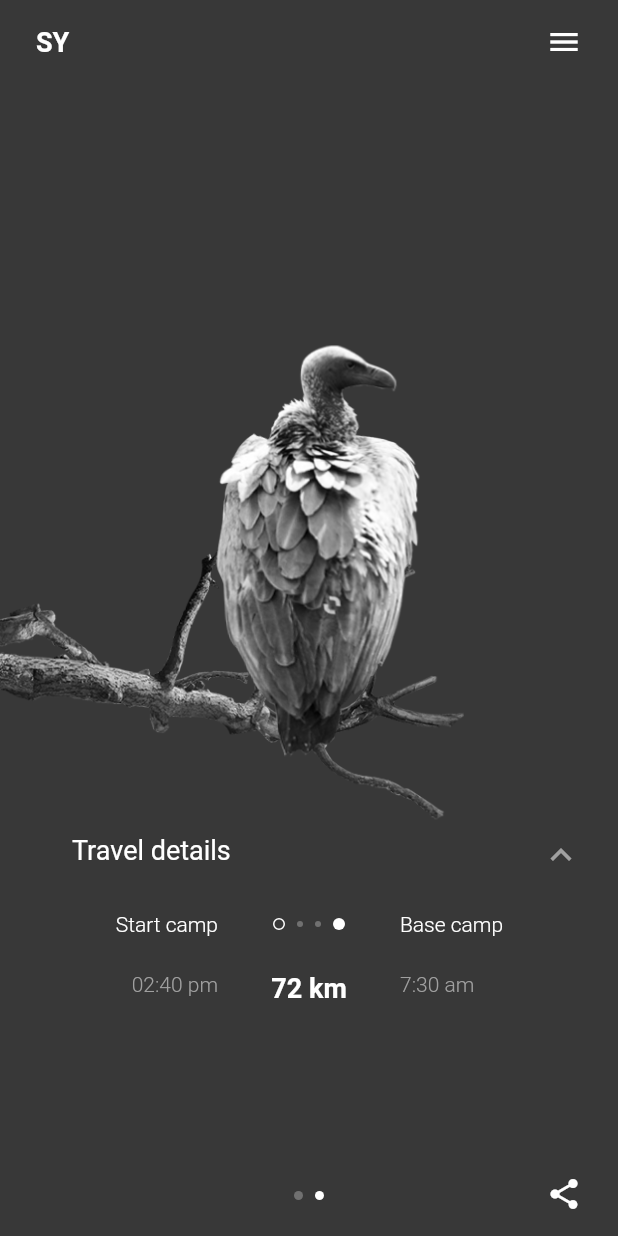
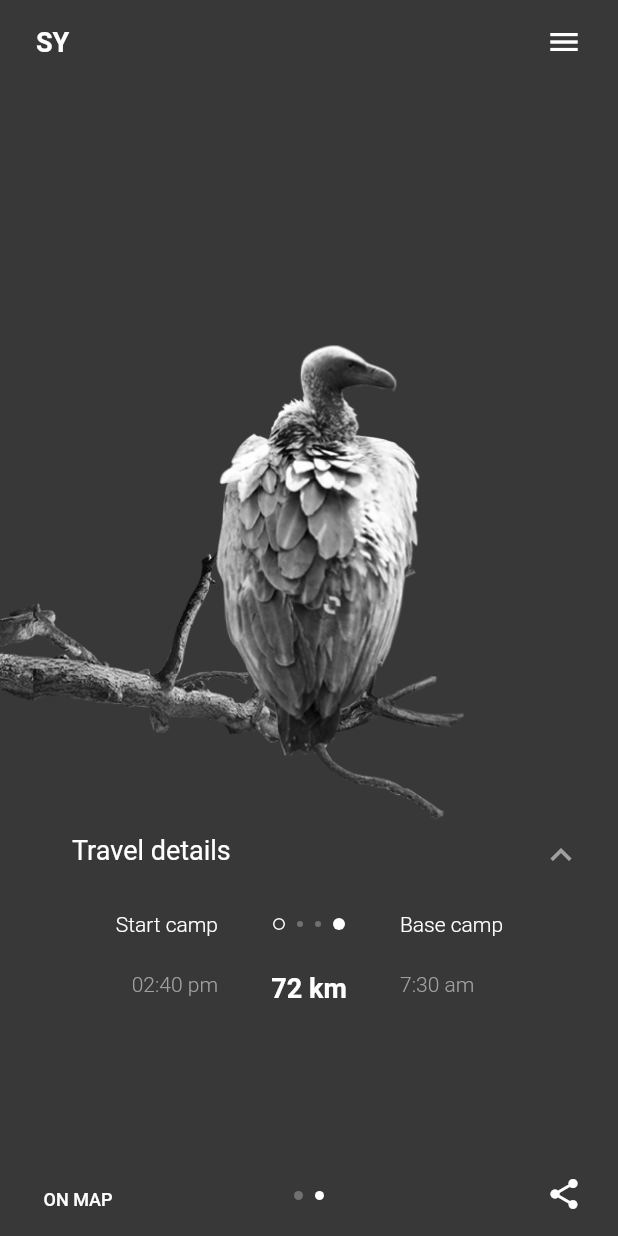
Before and after one commit to piotrek1543/SY_Expedition_UI_Challenge, a Flutter app: the screen it shows after launch, swiped to page 2, on a phone screen of 412 x 824 dp. Run offline on Flutter 3.47's test engine with Material 2 defaults, Android fonts, the phone set to English and light mode, and no system bars.

Commit message:
Add MapButton to MainPage. Working on VultureCircle widget.

```diff
--- a/lib/main_page.dart
+++ b/lib/main_page.dart
@@ -61,6 +61,7 @@ class _MainPageState extends State<MainPage> {
               BaseTimeLabel(),
               DistanceLabel(),
               TravelDots(),
+              MapButton(),
             ],
           ),
         ),
@@ -371,6 +372,42 @@ class DistanceLabel extends StatelessWidget {
   }
 }
 
+class VultureCircle extends StatelessWidget {
+  @override
+  Widget build(BuildContext context) {
+    return Container();
+  }
+}
+
+class MapButton extends StatelessWidget {
+  @override
+  Widget build(BuildContext context) {
+    return Positioned(
+      left: 8,
+      bottom: 0,
+      child: Consumer<PageOffsetNotifier>(
+        builder: (context, notifier, child) {
+          double _opacity = math.max(0, 4 * notifier.page - 3);
+          return Opacity(
+            opacity: _opacity,
+            child: child,
+          );
+        },
+        child: FlatButton(
+          child: Text(
+            'ON MAP',
+            style: TextStyle(
+              fontSize: 12.0,
+              color: white,
+            ),
+          ),
+          onPressed: () {},
+        ),
+      ),
+    );
+  }
+}
+
 class TravelDots extends StatelessWidget {
   @override
   Widget build(BuildContext context) {
```
